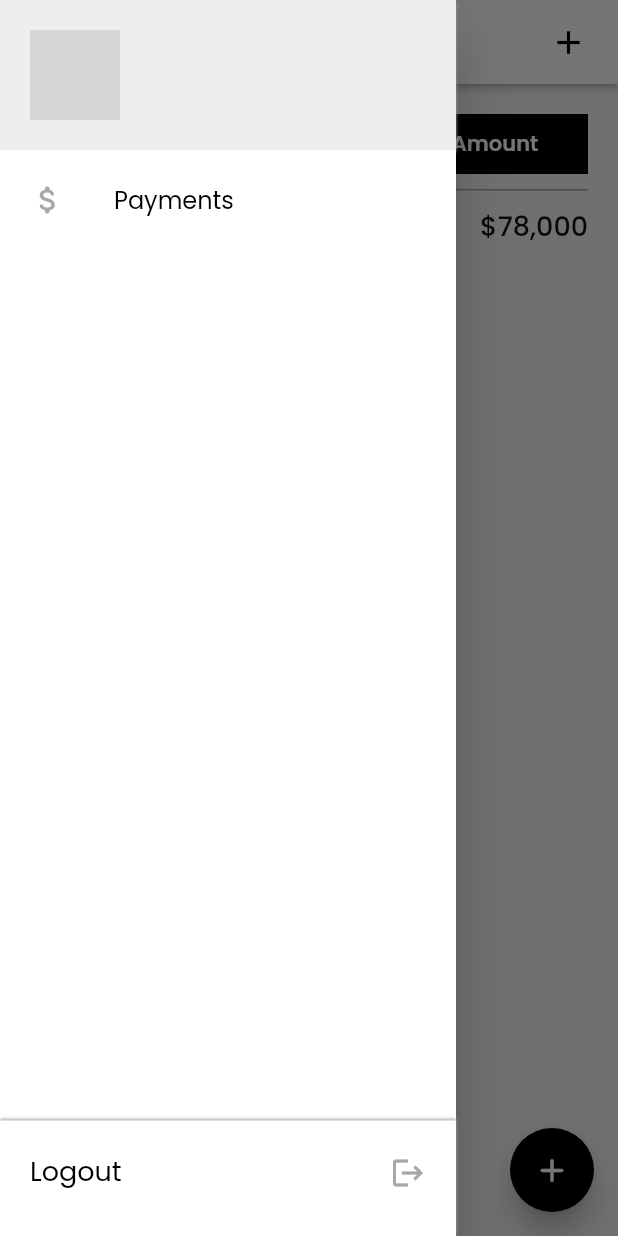
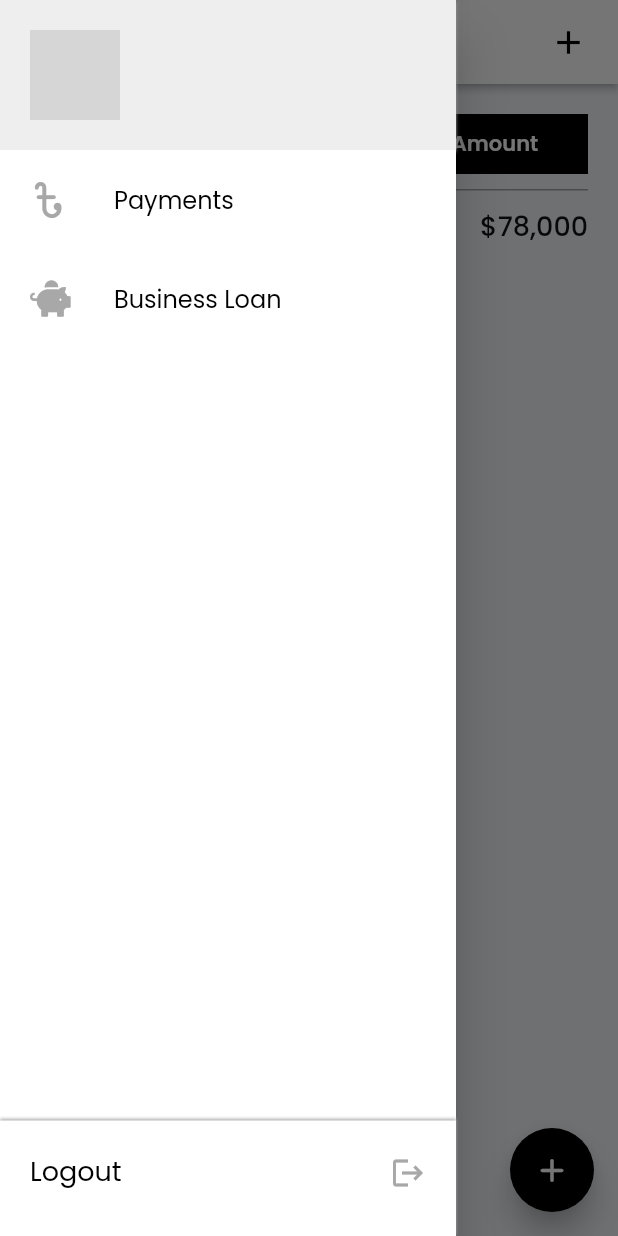
Before and after one commit to mdrashedbinkuddus/rsenterperise-admin, a Flutter app: the BusinessLoanWidget screen opened directly, with the side drawer open, on a phone screen of 412 x 824 dp. Run offline on Flutter 3.47's test engine with Material 2 defaults, Android fonts, the phone set to English and light mode, and no system bars; our stand-ins replace auto_size_text, built_collection, built_value, cloud_firestore, easy_debounce, firebase_auth and 11 more; missing offline and left inert: json_path; accounts and stored records are empty; generated files the repository leaves out were written again; network calls fail; grey boxes are pictures that could not be loaded.

Commit message:
Updating to latest FlutterFlow output.

```diff
--- a/lib/business_loan/business_loan_widget.dart
+++ b/lib/business_loan/business_loan_widget.dart
@@ -7,6 +7,7 @@ import '../main.dart';
 import '../sign_in/sign_in_widget.dart';
 import 'package:flutter/material.dart';
 import 'package:flutter_spinkit/flutter_spinkit.dart';
+import 'package:font_awesome_flutter/font_awesome_flutter.dart';
 import 'package:google_fonts/google_fonts.dart';
 
 class BusinessLoanWidget extends StatefulWidget {
@@ -212,12 +213,45 @@ class _BusinessLoanWidgetState extends State<BusinessLoanWidget> {
                           },
                           child: ListTile(
                             leading: Icon(
-                              Icons.attach_money_rounded,
+                              FFIcons.ktaka,
                               color: FlutterFlowTheme.of(context).lineColor,
                               size: 24,
                             ),
                             title: Text(
                               'Payments',
+                              style:
+                                  FlutterFlowTheme.of(context).title3.override(
+                                        fontFamily: 'Poppins',
+                                        color: Colors.black,
+                                        fontSize: 16,
+                                        fontWeight: FontWeight.normal,
+                                      ),
+                            ),
+                            dense: false,
+                            contentPadding:
+                                EdgeInsetsDirectional.fromSTEB(20, 5, 0, 5),
+                          ),
+                        ),
+                        InkWell(
+                          onTap: () async {
+                            await Navigator.push(
+                              context,
+                              PageTransition(
+                                type: PageTransitionType.fade,
+                                duration: Duration(milliseconds: 0),
+                                reverseDuration: Duration(milliseconds: 0),
+                                child: BusinessLoanWidget(),
+                              ),
+                            );
+                          },
+                          child: ListTile(
+                            leading: FaIcon(
+                              FontAwesomeIcons.piggyBank,
+                              color: FlutterFlowTheme.of(context).lineColor,
+                              size: 24,
+                            ),
+                            title: Text(
+                              'Business Loan',
                               style:
                                   FlutterFlowTheme.of(context).title3.override(
                                         fontFamily: 'Poppins',
```
